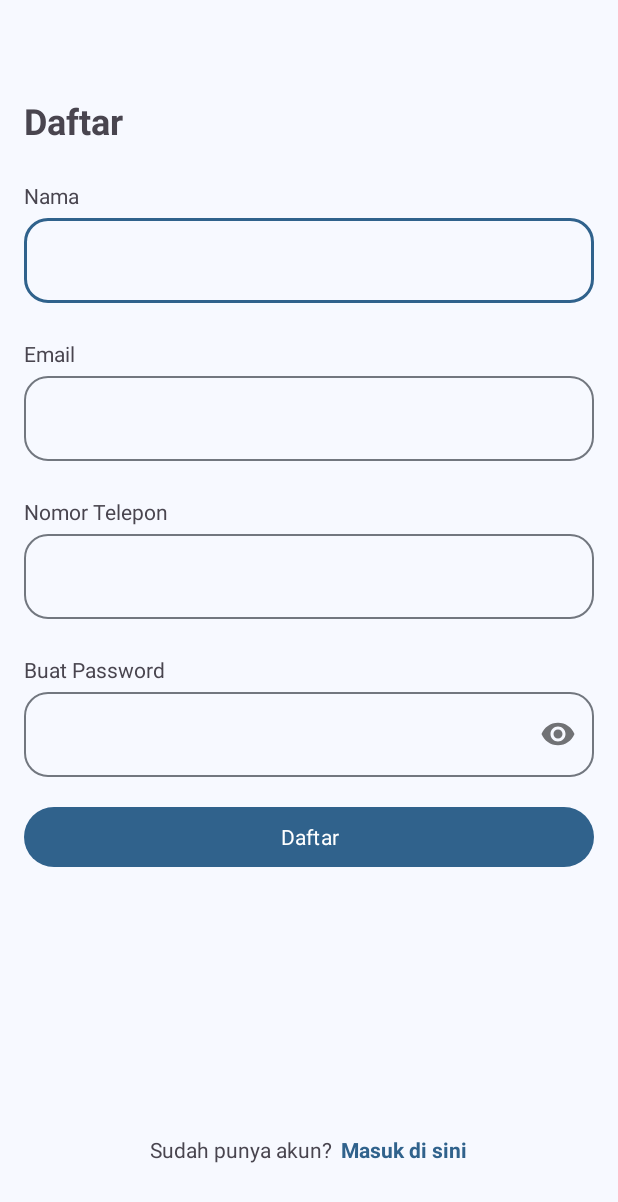
After one commit to akmalinnn/Flynow, an Android app: the RegisterActivity screen opened directly, with no data from a screen before it, on a phone screen of 412 x 824 dp. The commit adds this screen. Shown: the top 1202 px of the screen. Run offline under Robolectric (Android 15) with nearby library versions, the phone set to English and light mode, and no system bars.

Commit message:
Add UI Login and Register Page

```diff
--- /dev/null
+++ b/app/src/main/java/com/km6/flynow/presentation/register/RegisterActivity.kt
@@ -0,0 +1,21 @@
+package com.km6.flynow.presentation.register
+
+import android.os.Bundle
+import androidx.activity.enableEdgeToEdge
+import androidx.appcompat.app.AppCompatActivity
+import androidx.core.view.ViewCompat
+import androidx.core.view.WindowInsetsCompat
+import com.km6.flynow.R
+import com.km6.flynow.databinding.ActivityLoginBinding
+import com.km6.flynow.databinding.ActivityRegisterBinding
+
+class RegisterActivity : AppCompatActivity() {
+    private val binding : ActivityRegisterBinding by lazy {
+        ActivityRegisterBinding.inflate(layoutInflater)
+    }
+
+    override fun onCreate(savedInstanceState: Bundle?) {
+        super.onCreate(savedInstanceState)
+        setContentView(binding.root)
+    }
+}
--- /dev/null
+++ b/app/src/main/res/layout/activity_register.xml
@@ -0,0 +1,174 @@
+<?xml version="1.0" encoding="utf-8"?>
+<androidx.constraintlayout.widget.ConstraintLayout xmlns:android="http://schemas.android.com/apk/res/android"
+    xmlns:app="http://schemas.android.com/apk/res-auto"
+    xmlns:tools="http://schemas.android.com/tools"
+    android:id="@+id/main"
+    android:layout_width="match_parent"
+    android:layout_height="match_parent"
+    tools:context=".presentation.register.RegisterActivity">
+
+    <TextView
+        android:id="@+id/tv_title"
+        android:layout_width="wrap_content"
+        android:layout_height="wrap_content"
+        android:layout_marginStart="16dp"
+        android:layout_marginTop="64dp"
+        android:text="@string/text_daftar"
+        android:textSize="24sp"
+        android:textStyle="bold"
+        app:layout_constraintStart_toStartOf="parent"
+        app:layout_constraintTop_toTopOf="parent" />
+
+    <TextView
+        android:id="@+id/tv_name"
+        android:layout_width="wrap_content"
+        android:layout_height="wrap_content"
+        android:layout_marginStart="16dp"
+        android:layout_marginTop="24dp"
+        android:text="@string/text_nama"
+        app:layout_constraintStart_toStartOf="parent"
+        app:layout_constraintTop_toBottomOf="@id/tv_title" />
+
+    <com.google.android.material.textfield.TextInputLayout
+        android:id="@+id/til_name"
+        android:layout_width="match_parent"
+        android:layout_height="wrap_content"
+        android:layout_marginHorizontal="16dp"
+        app:boxCornerRadiusBottomEnd="16dp"
+        app:boxCornerRadiusBottomStart="16dp"
+        app:boxCornerRadiusTopEnd="16dp"
+        app:boxCornerRadiusTopStart="16dp"
+        app:layout_constraintTop_toBottomOf="@id/tv_name">
+
+        <com.google.android.material.textfield.TextInputEditText
+            android:id="@+id/et_name"
+            android:layout_width="match_parent"
+            android:layout_height="wrap_content"
+            android:inputType="text" />
+
+    </com.google.android.material.textfield.TextInputLayout>
+
+    <TextView
+        android:id="@+id/tv_email"
+        android:layout_width="wrap_content"
+        android:layout_height="wrap_content"
+        android:layout_marginStart="16dp"
+        android:layout_marginTop="24dp"
+        android:text="@string/text_email"
+        app:layout_constraintStart_toStartOf="parent"
+        app:layout_constraintTop_toBottomOf="@id/til_name" />
+
+    <com.google.android.material.textfield.TextInputLayout
+        android:id="@+id/til_email"
+        android:layout_width="match_parent"
+        android:layout_height="wrap_content"
+        android:layout_marginHorizontal="16dp"
+        app:boxCornerRadiusBottomEnd="16dp"
+        app:boxCornerRadiusBottomStart="16dp"
+        app:boxCornerRadiusTopEnd="16dp"
+        app:boxCornerRadiusTopStart="16dp"
+        app:layout_constraintTop_toBottomOf="@id/tv_email">
+
+        <com.google.android.material.textfield.TextInputEditText
+            android:id="@+id/et_email"
+            android:layout_width="match_parent"
+            android:layout_height="wrap_content"
+            android:inputType="textEmailAddress" />
+
+    </com.google.android.material.textfield.TextInputLayout>
+
+    <TextView
+        android:id="@+id/tv_no_telp"
+        android:layout_width="wrap_content"
+        android:layout_height="wrap_content"
+        android:layout_marginStart="16dp"
+        android:layout_marginTop="24dp"
+        android:text="@string/text_nomor_telepon"
+        app:layout_constraintStart_toStartOf="parent"
+        app:layout_constraintTop_toBottomOf="@id/til_email" />
+
+    <com.google.android.material.textfield.TextInputLayout
+        android:id="@+id/til_no_telp"
+        android:layout_width="match_parent"
+        android:layout_height="wrap_content"
+        android:layout_marginHorizontal="16dp"
+        app:boxCornerRadiusBottomEnd="16dp"
+        app:boxCornerRadiusBottomStart="16dp"
+        app:boxCornerRadiusTopEnd="16dp"
+        app:boxCornerRadiusTopStart="16dp"
+        app:layout_constraintTop_toBottomOf="@id/tv_no_telp">
+
+        <com.google.android.material.textfield.TextInputEditText
+            android:id="@+id/et_no_telp"
+            android:layout_width="match_parent"
+            android:layout_height="wrap_content"
+            android:inputType="phone" />
+
+    </com.google.android.material.textfield.TextInputLayout>
+
+    <TextView
+        android:id="@+id/tv_password"
+        android:layout_width="wrap_content"
+        android:layout_height="wrap_content"
+        android:layout_marginStart="16dp"
+        android:layout_marginTop="24dp"
+        android:text="@string/text_buat_password"
+        app:layout_constraintStart_toStartOf="parent"
+        app:layout_constraintTop_toBottomOf="@id/til_no_telp" />
+
+    <com.google.android.material.textfield.TextInputLayout
+        android:id="@+id/til_password"
+        android:layout_width="match_parent"
+        android:layout_height="wrap_content"
+        android:layout_marginHorizontal="16dp"
+        app:boxCornerRadiusBottomEnd="16dp"
+        app:boxCornerRadiusBottomStart="16dp"
+        app:boxCornerRadiusTopEnd="16dp"
+        app:boxCornerRadiusTopStart="16dp"
+        app:layout_constraintTop_toBottomOf="@id/tv_password"
+        app:passwordToggleEnabled="true">
+
+        <com.google.android.material.textfield.TextInputEditText
+            android:id="@+id/et_password"
+            android:layout_width="match_parent"
+            android:layout_height="wrap_content"
+            android:inputType="textPassword" />
+
+    </com.google.android.material.textfield.TextInputLayout>
+
+    <Button
+        android:layout_width="match_parent"
+        android:layout_height="wrap_content"
+        android:layout_marginHorizontal="16dp"
+        android:layout_marginTop="16dp"
+        android:text="@string/text_daftar"
+        app:layout_constraintEnd_toEndOf="parent"
+        app:layout_constraintStart_toStartOf="parent"
+        app:layout_constraintTop_toBottomOf="@id/til_password" />
+
+    <TextView
+        android:id="@+id/tv_have_account"
+        android:layout_width="wrap_content"
+        android:layout_height="wrap_content"
+        android:layout_marginBottom="48dp"
+        android:text="@string/text_sudah_punya_akun"
+        android:textSize="14sp"
+        app:layout_constraintBottom_toBottomOf="parent"
+        app:layout_constraintEnd_toEndOf="parent"
+        app:layout_constraintHorizontal_bias="0.344"
+        app:layout_constraintStart_toStartOf="parent" />
+
+    <TextView
+        android:id="@+id/tv_signin"
+        android:layout_width="wrap_content"
+        android:layout_height="wrap_content"
+        android:layout_marginBottom="48dp"
+        android:text="@string/text_masuk_di_sini"
+        android:textColor="@color/md_theme_primary"
+        android:textStyle="bold"
+        app:layout_constraintBottom_toBottomOf="parent"
+        app:layout_constraintEnd_toEndOf="parent"
+        app:layout_constraintHorizontal_bias="0.057"
+        app:layout_constraintStart_toEndOf="@id/tv_have_account" />
+
+</androidx.constraintlayout.widget.ConstraintLayout>
--- a/app/src/main/res/values/strings.xml
+++ b/app/src/main/res/values/strings.xml
@@ -9,4 +9,17 @@
     <string name="intro_one"> Welcome to FlyNow, experience seamless travel booking with FlyNow. </string>
     <string name="intro_two"> Ready to take off? Booking your flight has never been easier with FlyNow.</string>
     <string name="intro_three">Keep your personal information up-to-date, set your travel preferences, and access your booking history all in one place</string>
+    <string name="text_email_nomor_telepon">Email / Nomor Telepon</string>
+    <string name="text_masuk">Masuk</string>
+    <string name="text_password">Password</string>
+    <string name="text_forget_password">Lupa kata sandi</string>
+    <string name="text_dont_have_account">Belum punya akun?</string>
+    <string name="text_daftar_di_sini">Daftar di sini</string>
+    <string name="text_daftar">Daftar</string>
+    <string name="text_nama">Nama</string>
+    <string name="text_email">Email</string>
+    <string name="text_nomor_telepon">Nomor Telepon</string>
+    <string name="text_buat_password">Buat Password</string>
+    <string name="text_sudah_punya_akun">Sudah punya akun?</string>
+    <string name="text_masuk_di_sini">Masuk di sini</string>
 </resources>
```
Also changed, not shown: app/src/main/AndroidManifest.xml (+8 -6 lines), app/src/main/java/com/km6/flynow/presentation/login/LoginActivity.kt (added, +21 -0 lines), app/src/main/res/layout/activity_login.xml (added, +126 -0 lines).
